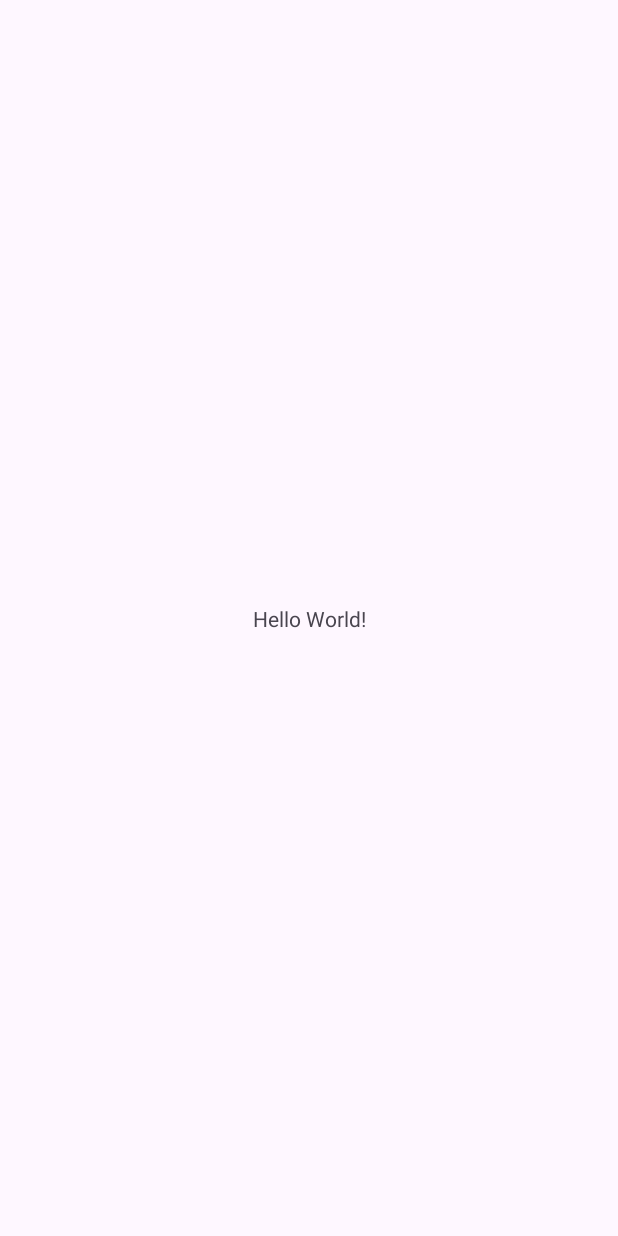
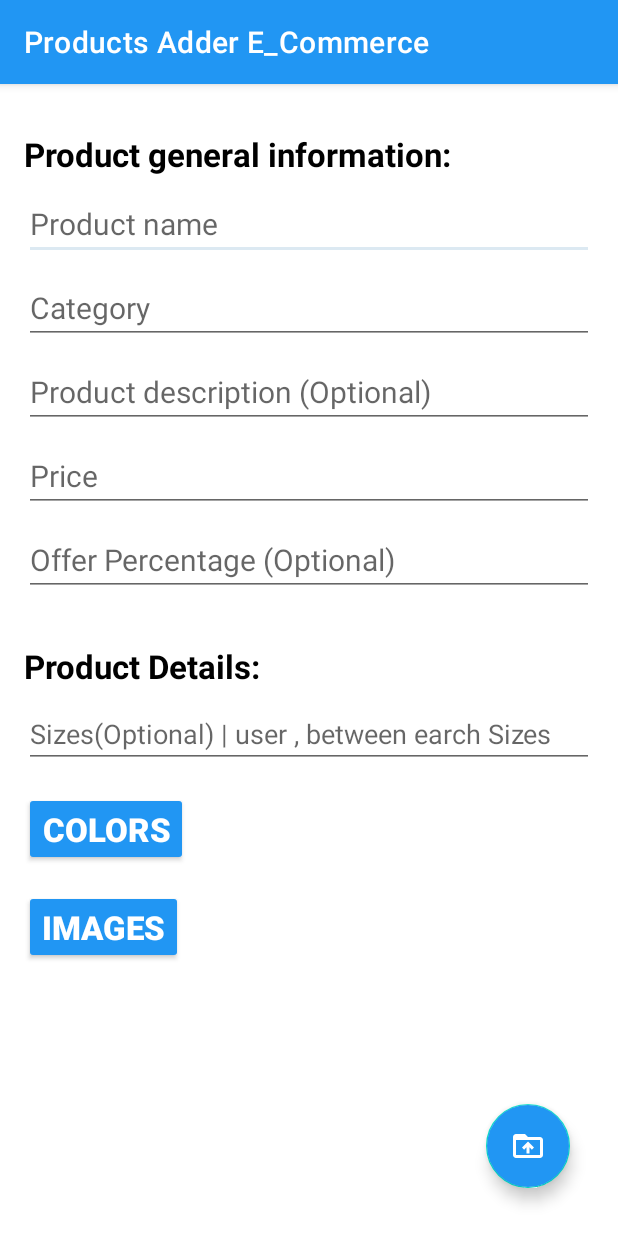
Before and after one commit to KhaledEltazy/Products-Adder-E_Commerce, an Android app: the screen it shows after launch (MainActivity), on a phone screen of 412 x 824 dp. Before the commit the screen is almost empty. Run offline under Robolectric (Android 15) with nearby library versions, the phone set to English and light mode, and no system bars.

Commit message:
implementing layout

```diff
--- a/app/build.gradle.kts
+++ b/app/build.gradle.kts
@@ -33,6 +33,10 @@ android {
     kotlinOptions {
         jvmTarget = "1.8"
     }
+
+    buildFeatures{
+        viewBinding = true
+    }
 }
 
 dependencies {
--- /dev/null
+++ b/app/src/main/res/drawable/baseline_drive_folder_upload_24.xml
@@ -0,0 +1,5 @@
+<vector xmlns:android="http://schemas.android.com/apk/res/android" android:height="24dp" android:tint="@color/white" android:viewportHeight="24" android:viewportWidth="24" android:width="24dp">
+
+    <path android:fillColor="@android:color/white" android:pathData="M20,6h-8l-2,-2L4,4c-1.1,0 -1.99,0.9 -1.99,2L2,18c0,1.1 0.9,2 2,2h16c1.1,0 2,-0.9 2,-2L22,8c0,-1.1 -0.9,-2 -2,-2zM20,18L4,18L4,8h16v10zM8,13.01l1.41,1.41L11,12.84L11,17h2v-4.16l1.59,1.59L16,13.01 12.01,9 8,13.01z"/>
+
+</vector>
--- a/app/src/main/res/layout/activity_main.xml
+++ b/app/src/main/res/layout/activity_main.xml
@@ -8,12 +8,116 @@
     tools:context=".MainActivity">
 
     <TextView
+        android:id="@+id/tvHeader"
         android:layout_width="wrap_content"
         android:layout_height="wrap_content"
-        android:text="Hello World!"
-        app:layout_constraintBottom_toBottomOf="parent"
-        app:layout_constraintEnd_toEndOf="parent"
+        android:text="@string/product_general_information"
+        style="@style/header"
         app:layout_constraintStart_toStartOf="parent"
         app:layout_constraintTop_toTopOf="parent" />
 
+    <EditText
+        android:id="@+id/etName"
+        android:layout_width="0dp"
+        android:layout_height="wrap_content"
+        android:hint="@string/product_name"
+        style="@style/editText"
+        app:layout_constraintStart_toStartOf="parent"
+        app:layout_constraintEnd_toEndOf="parent"
+        app:layout_constraintTop_toBottomOf="@id/tvHeader"/>
+
+    <EditText
+        android:id="@+id/etCategory"
+        android:layout_width="0dp"
+        android:layout_height="wrap_content"
+        android:hint="@string/category"
+        style="@style/editText"
+        app:layout_constraintStart_toStartOf="parent"
+        app:layout_constraintEnd_toEndOf="parent"
+        app:layout_constraintTop_toBottomOf="@id/etName"/>
+
+    <EditText
+        android:id="@+id/etProductDescription"
+        android:layout_width="0dp"
+        android:layout_height="wrap_content"
+        android:hint="@string/product_description_optional"
+        style="@style/editText"
+        app:layout_constraintStart_toStartOf="parent"
+        app:layout_constraintEnd_toEndOf="parent"
+        app:layout_constraintTop_toBottomOf="@id/etCategory"/>
+
+    <EditText
+        android:id="@+id/etPrice"
+        android:layout_width="0dp"
+        android:layout_height="wrap_content"
+        android:hint="@string/price"
+        style="@style/editText"
+        app:layout_constraintStart_toStartOf="parent"
+        app:layout_constraintEnd_toEndOf="parent"
+        app:layout_constraintTop_toBottomOf="@id/etProductDescription"/>
+
+    <EditText
+        android:id="@+id/etOffer"
+        android:layout_width="0dp"
+        android:layout_height="wrap_content"
+        android:hint="@string/offer_percentage_optional"
+        style="@style/editText"
+        app:layout_constraintStart_toStartOf="parent"
+        app:layout_constraintEnd_toEndOf="parent"
+        app:layout_constraintTop_toBottomOf="@id/etPrice"/>
+
+    <TextView
+        android:id="@+id/tvProductDetails"
+        android:layout_width="wrap_content"
+        android:layout_height="wrap_content"
+        android:text="@string/product_details"
+        style="@style/header"
+        app:layout_constraintStart_toStartOf="parent"
+        app:layout_constraintTop_toBottomOf="@id/etOffer"/>
+
+    <EditText
+        android:id="@+id/etSizes"
+        android:layout_width="0dp"
+        android:layout_height="wrap_content"
+        android:hint="Sizes(Optional) | user , between earch Sizes"
+        android:singleLine="true"
+        style="@style/editText"
+        android:textSize="18sp"
+        app:layout_constraintStart_toStartOf="parent"
+        app:layout_constraintEnd_toEndOf="parent"
+        app:layout_constraintTop_toBottomOf="@id/tvProductDetails"/>
+
+    <androidx.appcompat.widget.AppCompatButton
+        android:id="@+id/btnColors"
+        android:layout_width="wrap_content"
+        android:layout_height="wrap_content"
+        android:text="COLORS"
+        style="@style/buttonText"
+        android:backgroundTint="@color/colorPrimary"
+        app:layout_constraintStart_toStartOf="parent"
+        app:layout_constraintTop_toBottomOf="@id/etSizes"/>
+
+
+    <androidx.appcompat.widget.AppCompatButton
+        android:id="@+id/btnImages"
+        android:layout_width="wrap_content"
+        android:layout_height="wrap_content"
+        android:text="IMAGES"
+        style="@style/buttonText"
+        android:backgroundTint="@color/colorPrimary"
+        app:layout_constraintStart_toStartOf="parent"
+        app:layout_constraintTop_toBottomOf="@id/btnColors"/>
+
+    <com.google.android.material.floatingactionbutton.FloatingActionButton
+        android:layout_width="wrap_content"
+        android:layout_height="wrap_content"
+        android:backgroundTint="@color/colorPrimary"
+        android:tintMode="@color/white"
+        app:srcCompat="@drawable/baseline_drive_folder_upload_24"
+        app:layout_constraintEnd_toEndOf="parent"
+        app:layout_constraintBottom_toBottomOf="parent"
+        android:layout_marginEnd="32dp"
+        android:layout_marginBottom="32dp"
+        />
+
 </androidx.constraintlayout.widget.ConstraintLayout>
--- a/app/src/main/res/values-night/themes.xml
+++ /dev/null
@@ -1,7 +0,0 @@
-<resources xmlns:tools="http://schemas.android.com/tools">
-    <!-- Base application theme. -->
-    <style name="Base.Theme.ProductsAdderE_Commerce" parent="Theme.Material3.DayNight.NoActionBar">
-        <!-- Customize your dark theme here. -->
-        <!-- <item name="colorPrimary">@color/my_dark_primary</item> -->
-    </style>
-</resources>
--- a/app/src/main/res/values/colors.xml
+++ b/app/src/main/res/values/colors.xml
@@ -1,5 +1,10 @@
 <?xml version="1.0" encoding="utf-8"?>
 <resources>
     <color name="black">#FF000000</color>
+    <color name="dark_grey">#2C2C2C</color>
     <color name="white">#FFFFFFFF</color>
+    <color name="colorPrimary">#2196F3</color>
+    <color name="darkColorPrimary">#1D7DC8</color>
+    <color name="accentColor">#DCE9F2</color>
+
 </resources>
--- a/app/src/main/res/values/strings.xml
+++ b/app/src/main/res/values/strings.xml
@@ -1,3 +1,10 @@
 <resources>
     <string name="app_name">Products Adder E_Commerce</string>
+    <string name="product_general_information">Product general information:</string>
+    <string name="offer_percentage_optional">Offer Percentage (Optional)</string>
+    <string name="price">Price</string>
+    <string name="product_description_optional">Product description (Optional)</string>
+    <string name="category">Category</string>
+    <string name="product_name">Product name</string>
+    <string name="product_details">Product Details:</string>
 </resources>
--- /dev/null
+++ b/app/src/main/res/values/styles.xml
@@ -0,0 +1,26 @@
+<?xml version="1.0" encoding="utf-8"?>
+<resources>
+    <style name="header">
+        <item name="android:textSize">22sp</item>
+        <item name="android:textStyle">bold</item>
+        <item name="android:textColor">@color/black</item>
+        <item name="android:layout_marginTop">32dp</item>
+        <item name="android:layout_marginStart">16dp</item>
+    </style>
+
+    <style name="editText">
+        <item name="android:textSize">20sp</item>
+        <item name="android:textColor">@color/dark_grey</item>
+        <item name="android:layout_marginStart">16dp</item>
+        <item name="android:layout_marginEnd">16dp</item>
+        <item name="android:layout_marginTop">8dp</item>
+    </style>
+
+    <style name="buttonText">
+        <item name="android:textSize">22sp</item>
+        <item name="android:textStyle">bold</item>
+        <item name="android:textColor">@color/white</item>
+        <item name="android:layout_marginStart">16dp</item>
+        <item name="android:layout_marginTop">16dp</item>
+    </style>
+</resources>
--- a/app/src/main/res/values/themes.xml
+++ b/app/src/main/res/values/themes.xml
@@ -1,8 +1,10 @@
 <resources xmlns:tools="http://schemas.android.com/tools">
     <!-- Base application theme. -->
-    <style name="Base.Theme.ProductsAdderE_Commerce" parent="Theme.Material3.DayNight.NoActionBar">
-        <!-- Customize your light theme here. -->
-        <!-- <item name="colorPrimary">@color/my_light_primary</item> -->
+    <style name="Base.Theme.ProductsAdderE_Commerce" parent="Theme.MaterialComponents.DayNight.DarkActionBar">
+
+        <item name="colorPrimary">@color/colorPrimary</item>
+        <item name="colorPrimaryDark">@color/darkColorPrimary</item>
+        <item name="colorAccent">@color/accentColor</item>
     </style>
 
     <style name="Theme.ProductsAdderE_Commerce" parent="Base.Theme.ProductsAdderE_Commerce" />
```
